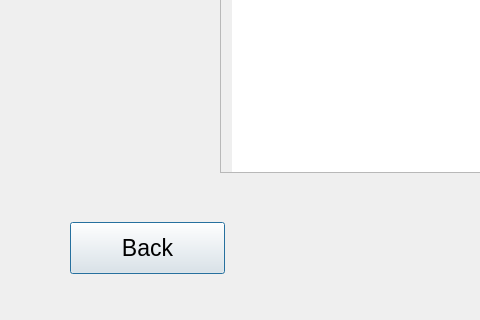
The window that supermarket/interfaces/gondolaBay.ui (mikolajWasik/supermarket) describes before a commit, drawn with Qt 5; both pictures show x 0 to 480 and y 448 to 768 of the 1024 by 768 pixel window.
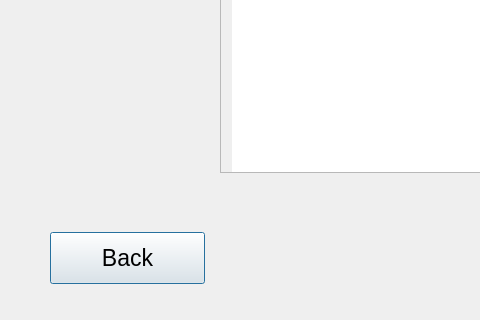
The same window after the commit.

Diff of the .ui file:
```diff
--- a/supermarket/interfaces/gondolaBay.ui
+++ b/supermarket/interfaces/gondolaBay.ui
@@ -89,8 +89,8 @@
   <widget class="QPushButton" name="svBack">
    <property name="geometry">
     <rect>
-     <x>70</x>
-     <y>670</y>
+     <x>50</x>
+     <y>680</y>
      <width>155</width>
      <height>52</height>
     </rect>
```
Left out of the diff: 2 changed lines with no effect on the pictures.
